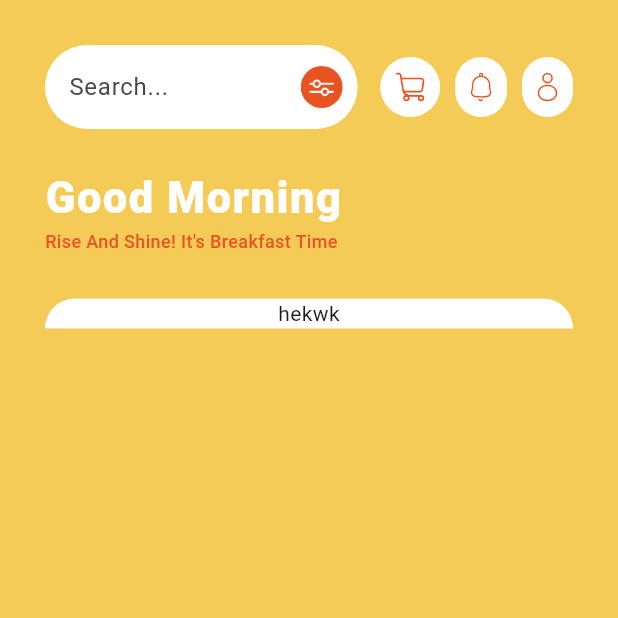
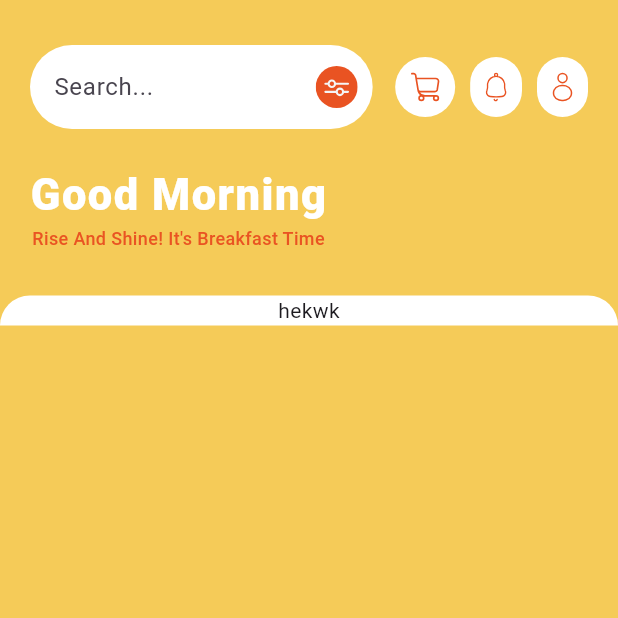
Before and after one commit to Dialawilson/yumquick, a Flutter app: the Home screen opened directly, on a phone screen of 412 x 824 dp, the top half of it. Run offline on Flutter 3.47's test engine with Material 3 defaults, Android fonts, the phone set to English and light mode, and no system bars; our stand-ins replace flutter_svg.

Commit message:
Refactor home screen layout: streamline search bar and icon arrangement

```diff
--- a/lib/screens/home.dart
+++ b/lib/screens/home.dart
@@ -23,11 +23,14 @@ class Home extends StatelessWidget{
       ),
       // ⭐ FIX 1: Removed the redundant Container with height: double.infinity
       body: SingleChildScrollView(
-        padding: const EdgeInsets.symmetric(horizontal: 30, vertical: 20),
+        // padding: const EdgeInsets.symmetric(horizontal: 30, vertical: 20),
         child: Column( // Column is now the direct child
           crossAxisAlignment: CrossAxisAlignment.start, // Align text to the left
           children: [
-            Row(
+            Padding(
+              padding: const EdgeInsets.symmetric(vertical: 20, horizontal: 20),
+              child: Row(
+
                 children: [
                   Expanded(
                     flex: 3, // This is fine, but not necessary if it's the only Expanded
@@ -72,10 +75,16 @@ class Home extends StatelessWidget{
                   // ⭐ FIX 4: Removed the misplaced SizedBox(height: 20) from the Row
                 ],
               ),
+            ),
 
             // This SizedBox is now correctly in the Column
-            const SizedBox(height: 25),
+            const SizedBox(height: 3),
 
+            Padding(
+              padding: const EdgeInsets.symmetric(horizontal: 20),
+              child: Column(
+
+                children: [
                   const Text(
                     "Good Morning",
                     style: TextStyle(fontSize: 29, letterSpacing: 1, fontWeight: FontWeight.w900, color: Colors.white),
@@ -83,6 +92,9 @@ class Home extends StatelessWidget{
               Text("Rise And Shine! It's Breakfast Time",
                 style: TextStyle(fontSize: 12, fontWeight: FontWeight.w500,
                 color: kPrimaryColor
+              ),
+              ),
+                ],
               ),
             ),
 
```
Lines whose indentation alone changed are shown as unchanged.
